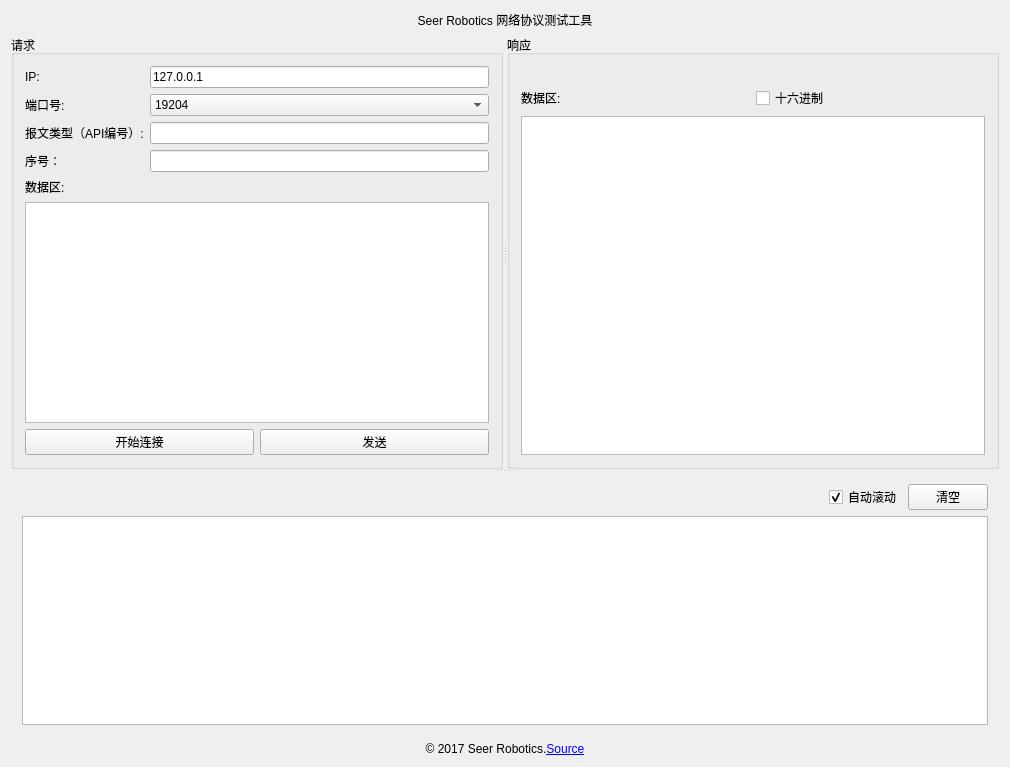
First picture: the form in SCTcpToolWidget.ui, repository seer-robotics/SeerTCPTest, before the edit.
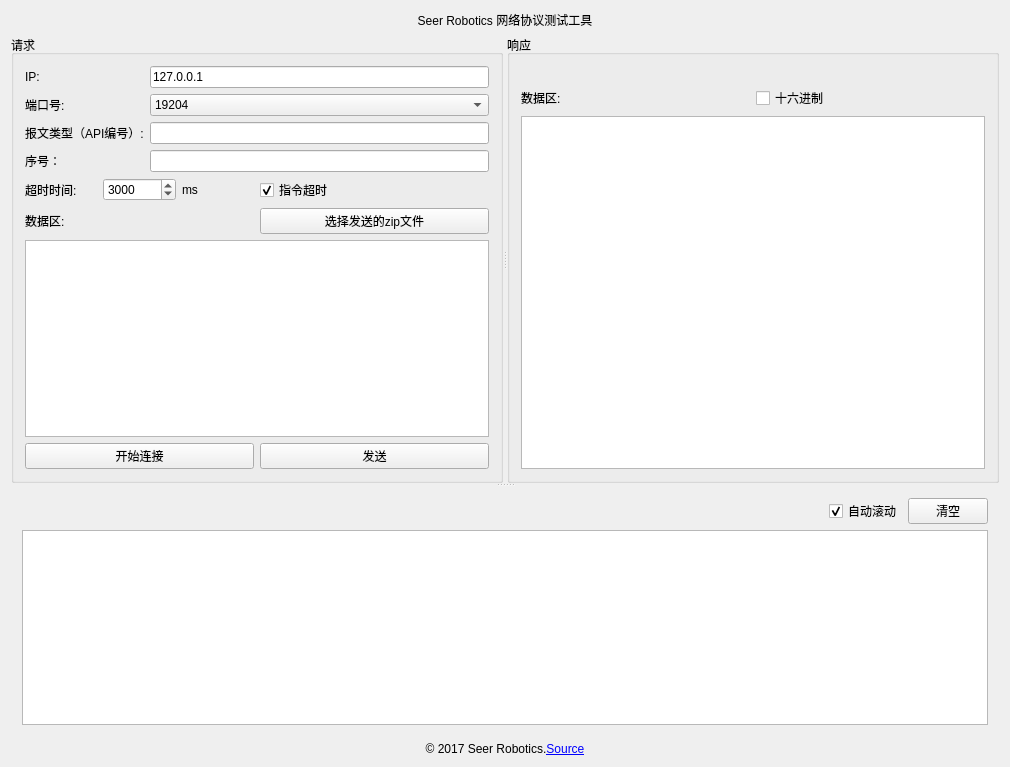
Second picture: the form after the edit.

```diff
--- a/SCTcpToolWidget.ui
+++ b/SCTcpToolWidget.ui
@@ -140,6 +140,57 @@
           </item>
          </layout>
         </item>
+        <item>
+         <layout class="QHBoxLayout" name="horizontalLayout_6">
+          <item>
+           <layout class="QHBoxLayout" name="horizontalLayout_3">
+            <item>
+             <widget class="QLabel" name="label_7">
+              <property name="sizePolicy">
+               <sizepolicy hsizetype="Preferred" vsizetype="Preferred">
+                <horstretch>0</horstretch>
+                <verstretch>0</verstretch>
+               </sizepolicy>
+              </property>
+              <property name="text">
+               <string>超时时间:</string>
+              </property>
+             </widget>
+            </item>
+            <item>
+             <widget class="QSpinBox" name="spinBox_timeOut">
+              <property name="minimum">
+               <number>100</number>
+              </property>
+              <property name="maximum">
+               <number>99999999</number>
+              </property>
+              <property name="value">
+               <number>3000</number>
+              </property>
+             </widget>
+            </item>
+            <item>
+             <widget class="QLabel" name="label_8">
+              <property name="text">
+               <string>ms</string>
+              </property>
+             </widget>
+            </item>
+           </layout>
+          </item>
+          <item>
+           <widget class="QCheckBox" name="checkBox_timeOut">
+            <property name="text">
+             <string>指令超时</string>
+            </property>
+            <property name="checked">
+             <bool>true</bool>
+            </property>
+           </widget>
+          </item>
+         </layout>
+        </item>
         <item>
          <layout class="QHBoxLayout" name="horizontalLayout">
           <item>
@@ -149,6 +200,13 @@
             </property>
            </widget>
           </item>
+          <item>
+           <widget class="QPushButton" name="pushButton_zipFile">
+            <property name="text">
+             <string>选择发送的zip文件</string>
+            </property>
+           </widget>
+          </item>
          </layout>
         </item>
         <item>
```
Left out of the diff: 5 changed lines with no effect on the pictures.
